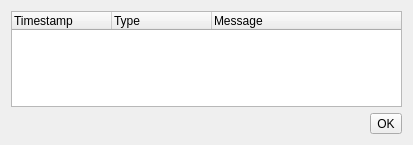
Before: the Qt Designer form src/SeerMessagesWidget.ui in epasveer/seer, drawn with Qt 5.
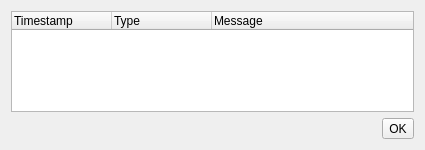
After: the same form once the commit is applied.

Commit message: Remember size of messages widget.

```diff
--- a/src/SeerMessagesWidget.ui
+++ b/src/SeerMessagesWidget.ui
@@ -6,8 +6,8 @@
    <rect>
     <x>0</x>
     <y>0</y>
-    <width>413</width>
-    <height>145</height>
+    <width>425</width>
+    <height>150</height>
    </rect>
   </property>
   <property name="windowTitle">
```
The commit also changes 2 other files.
